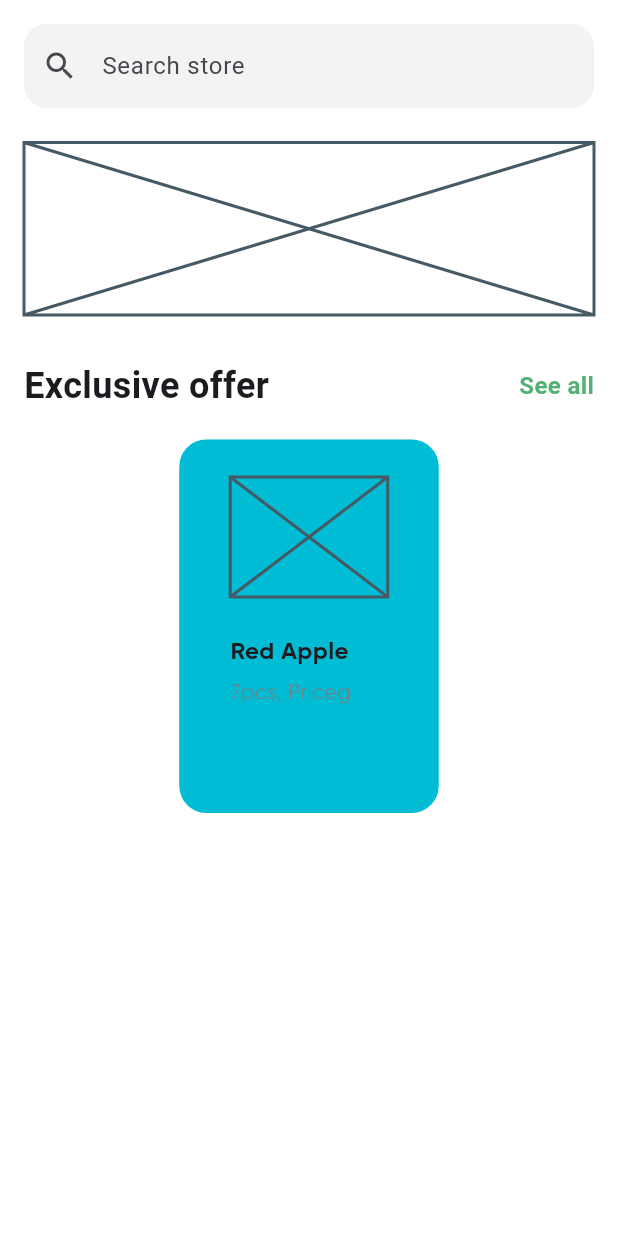
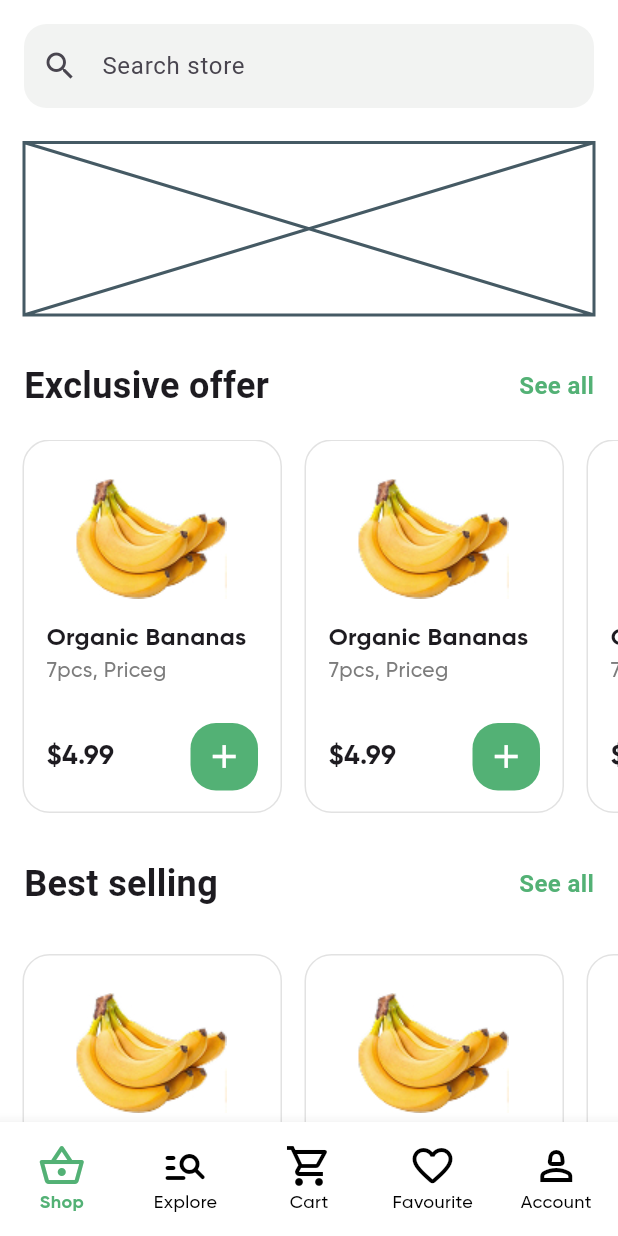
Before and after one commit to EspeonDev/Grocerystore, a Flutter app: the screen it shows after launch, on a phone screen of 412 x 824 dp. Run offline on Flutter 3.47's test engine with Material 3 defaults, Android fonts, the phone set to English and light mode, and no system bars.

Commit message:
card widget

```diff
--- a/lib/main.dart
+++ b/lib/main.dart
@@ -1,4 +1,6 @@
 import 'package:flutter/material.dart';
+
+import 'widgets/card_widget.dart';
 
 void main() {
   runApp(const MainApp());
@@ -13,12 +15,52 @@ class MainApp extends StatelessWidget {
       debugShowCheckedModeBanner: false,
       home: Scaffold(
         backgroundColor: Colors.white,
-        body: SafeArea(
+        bottomNavigationBar: Container(
+          height: 76,
+          child: BottomNavigationBar(
+            backgroundColor: Colors.white,
+            iconSize: 32,
+            selectedItemColor: Color(0xFF53B175),
+            unselectedItemColor: Colors.black,
+
+            currentIndex: 0,
+
+            type: BottomNavigationBarType
+                .fixed, // Чтобы все 5 элементов отображались
+            items: [
+              BottomNavigationBarItem(
+                  icon: Icon(Icons.shopping_basket_outlined), label: "Shop"),
+              BottomNavigationBarItem(
+                  icon: Icon(Icons.manage_search_rounded), label: "Explore"),
+              BottomNavigationBarItem(
+                  icon: Icon(Icons.shopping_cart_outlined), label: "Cart"),
+              BottomNavigationBarItem(
+                  icon: Icon(Icons.favorite_outline_rounded),
+                  label: "Favourite"),
+              BottomNavigationBarItem(
+                  icon: Icon(Icons.person_2_outlined), label: "Account"),
+            ],
+            selectedLabelStyle: TextStyle(
+              fontSize: 12, // Размер шрифта для выбранного элемента
+              fontWeight: FontWeight.bold, // Жирный шрифт
+              fontFamily: 'Gilroy', // Укажите ваш шрифт здесь
+            ),
+            unselectedLabelStyle: TextStyle(
+              fontSize: 12, // Размер шрифта для невыбранных элементов
+              fontWeight: FontWeight.normal, // Обычный шрифт
+              fontFamily: 'Gilroy', // Укажите ваш шрифт здесь
+            ),
+          ),
+        ),
+        body: SingleChildScrollView(
+          child: SafeArea(
             child: Padding(
-            padding: const EdgeInsets.all(16.0),
+              padding: const EdgeInsets.symmetric(vertical: 16),
               child: Column(
                 children: [
-                TextField(
+                  Padding(
+                    padding: const EdgeInsets.symmetric(horizontal: 16),
+                    child: TextField(
                       decoration: InputDecoration(
                         border: OutlineInputBorder(
                           borderRadius: BorderRadius.circular(15),
@@ -30,17 +72,23 @@ class MainApp extends StatelessWidget {
                         fillColor: const Color(0xFFF2F3F2),
                       ),
                     ),
+                  ),
                   const SizedBox(
                     height: 23,
                   ),
-                const Placeholder(
+                  Padding(
+                    padding: const EdgeInsets.symmetric(horizontal: 16),
+                    child: const Placeholder(
                       fallbackHeight: 115,
                       fallbackWidth: 367,
+                    ),
                   ),
                   const SizedBox(
                     height: 30,
                   ),
-                const Row(
+                  Padding(
+                    padding: const EdgeInsets.symmetric(horizontal: 16),
+                    child: const Row(
                       mainAxisAlignment: MainAxisAlignment.spaceBetween,
                       children: [
                         Text(
@@ -60,49 +108,67 @@ class MainApp extends StatelessWidget {
                         ),
                       ],
                     ),
+                  ),
                   const SizedBox(
                     height: 19,
                   ),
-                Container(
-                  decoration: BoxDecoration(
-                    borderRadius: BorderRadius.circular(18),
-                    color: Colors.cyan,
+                  const SingleChildScrollView(
+                    scrollDirection: Axis.horizontal,
+                    child: Row(
+                      children: [
+                        SizedBox(width: 15),
+                        CardWidget(),
+                        SizedBox(width: 15),
+                        CardWidget(),
+                        SizedBox(width: 15),
+                        CardWidget(),
+                        SizedBox(width: 15),
+                        CardWidget(),
+                        SizedBox(width: 15),
+                      ],
                     ),
-                  height: 249,
-                  width: 173,
-                  child: Padding(
-                    padding: const EdgeInsets.symmetric(
-                        vertical: 25, horizontal: 34),
-                    child: Column(
-                      crossAxisAlignment: CrossAxisAlignment.start,
-                      children: [
-                        Placeholder(
-                          fallbackHeight: 80,
-                          fallbackWidth: 100,
                   ),
                   SizedBox(
-                          height: 25,
+                    height: 30,
+                  ),
+                  Padding(
+                    padding: const EdgeInsets.symmetric(horizontal: 16),
+                    child: const Row(
+                      mainAxisAlignment: MainAxisAlignment.spaceBetween,
+                      children: [
+                        Text(
+                          'Best selling',
+                          style: TextStyle(
+                            fontSize: 24,
+                            fontWeight: FontWeight.w700,
+                          ),
                         ),
                         Text(
-                          'Red Apple',
+                          'See all',
                           style: TextStyle(
-                            fontFamily: 'Gilroy',
-                            fontSize: 16, // 16
+                            fontSize: 16,
+                            color: Color(0xFF53B175),
                             fontWeight: FontWeight.bold,
                           ),
                         ),
-                        SizedBox(
-                          height: 5,
-                        ),
-                        Text(
-                          '7pcs, Priceg',
-                          style: TextStyle(
-                            fontFamily: 'Gilroy',
-                            color: Color(0xFF7C7C7C),
-                          ),
-                        )
                       ],
                     ),
+                  ),
+                  SizedBox(height: 30),
+                  const SingleChildScrollView(
+                    scrollDirection: Axis.horizontal,
+                    child: Row(
+                      children: [
+                        SizedBox(width: 15),
+                        CardWidget(),
+                        SizedBox(width: 15),
+                        CardWidget(),
+                        SizedBox(width: 15),
+                        CardWidget(),
+                        SizedBox(width: 15),
+                        CardWidget(),
+                        SizedBox(width: 15),
+                      ],
                     ),
                   ),
                 ],
@@ -110,6 +176,7 @@ class MainApp extends StatelessWidget {
             ),
           ),
         ),
+      ),
     );
   }
 }
--- /dev/null
+++ b/lib/widgets/card_widget.dart
@@ -0,0 +1,88 @@
+import 'package:flutter/material.dart';
+
+class CardWidget extends StatelessWidget {
+  const CardWidget({
+    super.key,
+  });
+
+  @override
+  Widget build(BuildContext context) {
+    return Container(
+      decoration: BoxDecoration(
+        border: Border.all(
+          color: const Color(0xFFE2E2E2),
+          width: 1,
+        ),
+        borderRadius: BorderRadius.circular(18),
+        color: Colors.white,
+      ),
+      height: 249,
+      width: 173,
+      child: Padding(
+        padding: const EdgeInsets.only(
+          top: 25,
+          right: 15,
+          left: 15,
+        ),
+        child: Column(
+          crossAxisAlignment: CrossAxisAlignment.start,
+          children: [
+            Padding(
+              padding: const EdgeInsets.symmetric(horizontal: 19),
+              child: Image.asset('assets/images/bananas.jpg'),
+            ),
+            const SizedBox(
+              height: 15,
+            ),
+            const Text(
+              'Organic Bananas',
+              style: TextStyle(
+                fontFamily: 'Gilroy',
+                fontSize: 16,
+                fontWeight: FontWeight.bold,
+              ),
+            ),
+            const Text(
+              '7pcs, Priceg',
+              style: TextStyle(
+                fontFamily: 'Gilroy',
+                color: Color(0xFF7C7C7C),
+                fontWeight: FontWeight.w500,
+              ),
+            ),
+            const SizedBox(
+              height: 25,
+            ),
+            Row(
+              mainAxisAlignment: MainAxisAlignment.spaceBetween,
+              children: [
+                const Text(
+                  r'$4.99',
+                  style: TextStyle(
+                    fontSize: 18,
+                    fontFamily: 'Gilroy',
+                    fontWeight: FontWeight.bold,
+                  ),
+                ),
+                Container(
+                  decoration: BoxDecoration(
+                    borderRadius: BorderRadius.circular(17),
+                    color: const Color(0xFF53B175),
+                  ),
+                  width: 45,
+                  height: 45,
+                  child: const Icon(
+                    Icons.add,
+                    color: Colors.white,
+                    size: 26,
+                    weight: 700,
+                  ),
+                ),
+              ],
+            ),
+          ],
+        ),
+      ),
+    );
+  }
+}
--- a/pubspec.yaml
+++ b/pubspec.yaml
@@ -18,6 +18,9 @@ dev_dependencies:
 flutter:
   uses-material-design: true
 
+  assets:
+    - assets/images/
+
   fonts:
     - family: Gilroy
       fonts:
@@ -25,5 +28,7 @@ flutter:
           weight: 700
         - asset: assets/fonts/Gilroy-ExtraBold.otf
           weight: 800
+        - asset: assets/fonts/Gilroy-Medium.ttf
+          weight: 500
         - asset: assets/fonts/Gilroy-Light.otf
           weight: 300
```
Also changed, not shown: assets/fonts/Gilroy-Medium.ttf (added), assets/images/bananas.jpg (added). Lines whose indentation alone changed are shown as unchanged.
